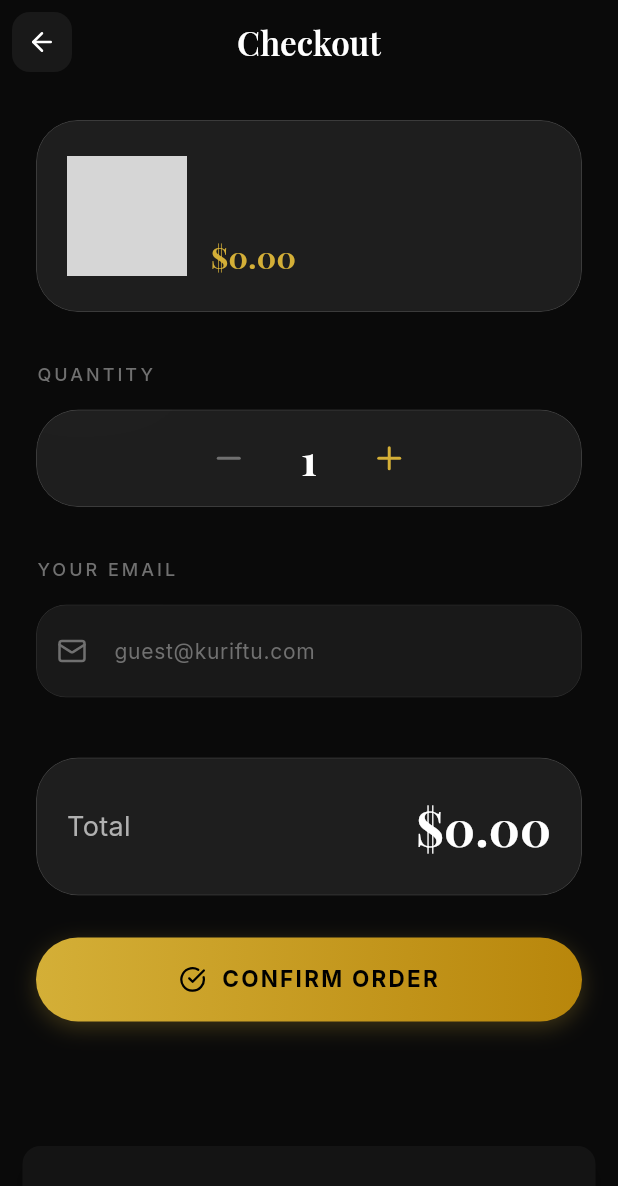
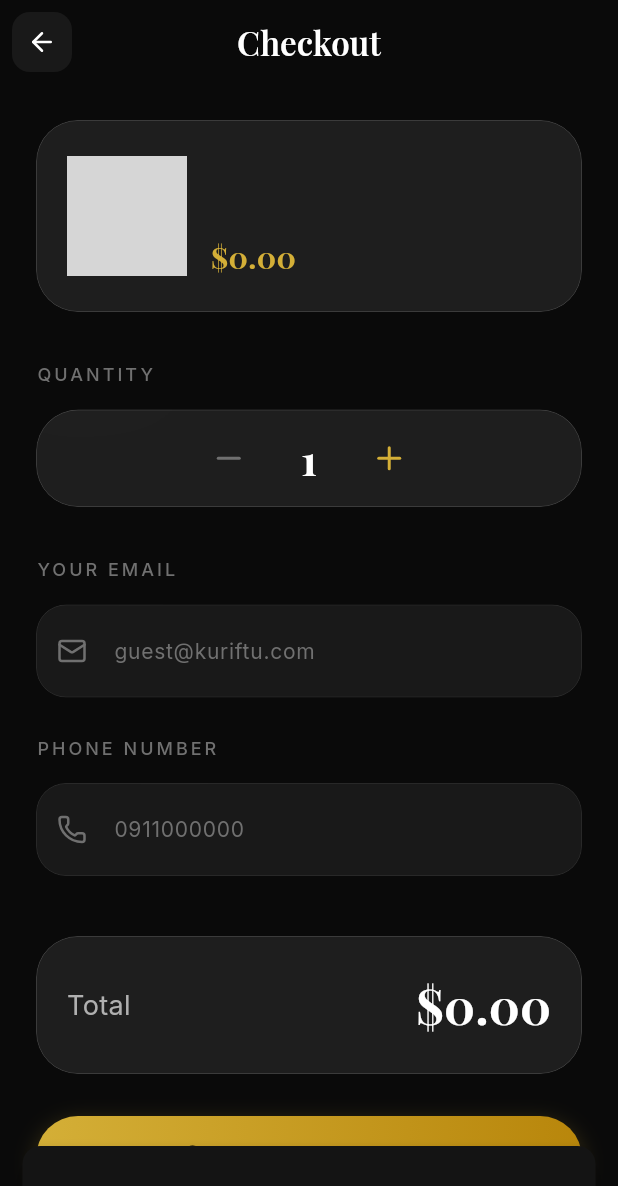
Before and after one commit to mosisafeyissa/Kuriftu-AI-Cultural-Exploration-Platform, a Flutter app: the OrderScreen screen opened directly with empty values, after a tap on "CONFIRM ORDER", on a phone screen of 412 x 824 dp. Shown: the top 1186 px of the screen. Run offline on Flutter 3.47's test engine with Material 3 defaults, Android fonts, the phone set to English and light mode, and no system bars; our stand-ins replace google_fonts, image_picker, lucide_icons, shared_preferences; missing offline and left inert: dart:html, mobile_scanner; accounts and stored records are empty; network calls fail; grey boxes are pictures that could not be loaded.

Commit message:
update frontend/lib/models/order.dart

```diff
--- a/frontend/lib/models/order.dart
+++ b/frontend/lib/models/order.dart
@@ -9,6 +9,7 @@ class Order {
   final String paymentStatus;
   final String? txRef;
   final String? checkoutUrl;
+  final String? phoneNumber;
   final DateTime? createdAt;
 
   const Order({
@@ -22,6 +23,7 @@ class Order {
     this.paymentStatus = 'unpaid',
     this.txRef,
     this.checkoutUrl,
+    this.phoneNumber,
     this.createdAt,
   });
 
@@ -37,6 +39,7 @@ class Order {
         paymentStatus: json['payment_status'] ?? 'unpaid',
         txRef: json['tx_ref'],
         checkoutUrl: json['checkout_url'],
+        phoneNumber: json['phone_number'],
         createdAt: json['created_at'] != null
             ? DateTime.tryParse(json['created_at'])
             : null,
@@ -45,6 +48,7 @@ class Order {
   Map<String, dynamic> toJson() => {
         'artifact': int.tryParse(artifactId) ?? 0,
         'user_email': userEmail,
+        'phone_number': phoneNumber,
         'quantity': quantity,
       };
 
--- a/frontend/lib/screens/order_screen.dart
+++ b/frontend/lib/screens/order_screen.dart
@@ -2,6 +2,7 @@ import 'dart:ui';
 import 'package:flutter/material.dart';
 import 'package:google_fonts/google_fonts.dart';
 import 'package:lucide_icons/lucide_icons.dart';
+import 'dart:html' as html;
 import '../models/artifact.dart';
 import '../theme/app_theme.dart';
 import '../widgets/gold_button.dart';
@@ -23,6 +24,7 @@ class OrderScreen extends StatefulWidget {
 class _OrderScreenState extends State<OrderScreen> {
   int _quantity = 1;
   final _emailController = TextEditingController();
+  final _phoneController = TextEditingController();
   bool _isPlacing = false;
 
   @override
@@ -38,8 +40,14 @@ class _OrderScreenState extends State<OrderScreen> {
 
   Future<void> _placeOrder() async {
     final email = _emailController.text.trim();
+    final phone = _phoneController.text.trim();
+
     if (email.isEmpty || !email.contains('@')) {
       _showSnack('Please enter a valid email address');
+      return;
+    }
+    if (phone.isEmpty) {
+      _showSnack('Please enter your phone number for payment');
       return;
     }
 
@@ -49,11 +57,20 @@ class _OrderScreenState extends State<OrderScreen> {
       final order = await ApiService.createOrder(
         artifactId: widget.artifact.id,
         email: email,
+        phoneNumber: phone,
         quantity: _quantity,
       );
       if (mounted) {
         context.read<NotificationProvider>().addOrderNotification(order.id, widget.artifact.name);
-        _showSuccessDialog();
+
+        // If we have a checkout URL, redirect the user to Chapa
+        if (order.hasCheckoutUrl) {
+          _showSnack('Redirecting to secure payment...');
+          await Future.delayed(const Duration(seconds: 1));
+          html.window.open(order.checkoutUrl!, '_self');
+        } else {
+          _showSuccessDialog();
+        }
       }
     } catch (e) {
       if (mounted) _showSnack('Order failed. Please try again.');
@@ -176,6 +193,7 @@ class _OrderScreenState extends State<OrderScreen> {
   @override
   void dispose() {
     _emailController.dispose();
+    _phoneController.dispose();
     super.dispose();
   }
 
@@ -351,6 +369,63 @@ class _OrderScreenState extends State<OrderScreen> {
                 ),
               ),
             ),
+            const SizedBox(height: 24),
+
+            // Phone Number
+            Text(
+              'PHONE NUMBER',
+              style: KuriftuTheme.labelText.copyWith(letterSpacing: 2),
+            ),
+            const SizedBox(height: 14),
+            ClipRRect(
+              borderRadius: BorderRadius.circular(20),
+              child: BackdropFilter(
+                filter: ImageFilter.blur(sigmaX: 10, sigmaY: 10),
+                child: TextField(
+                  controller: _phoneController,
+                  keyboardType: TextInputType.phone,
+                  style: KuriftuTheme.bodyText.copyWith(
+                    color: KuriftuColors.textPrimary,
+                    fontSize: 16,
+                  ),
+                  decoration: InputDecoration(
+                    hintText: '0911000000',
+                    hintStyle: KuriftuTheme.bodyText.copyWith(
+                      color: KuriftuColors.textMuted,
+                    ),
+                    prefixIcon: const Icon(
+                      LucideIcons.phone,
+                      color: KuriftuColors.textMuted,
+                      size: 20,
+                    ),
+                    filled: true,
+                    fillColor: Colors.white.withValues(alpha: 0.06),
+                    border: OutlineInputBorder(
+                      borderRadius: BorderRadius.circular(20),
+                      borderSide: BorderSide.none,
+                    ),
+                    enabledBorder: OutlineInputBorder(
+                      borderRadius: BorderRadius.circular(20),
+                      borderSide: BorderSide(
+                        color: Colors.white.withValues(alpha: 0.1),
+                        width: 0.5,
+                      ),
+                    ),
+                    focusedBorder: OutlineInputBorder(
+                      borderRadius: BorderRadius.circular(20),
+                      borderSide: const BorderSide(
+                        color: KuriftuColors.gold,
+                        width: 1,
+                      ),
+                    ),
+                    contentPadding: const EdgeInsets.symmetric(
+                      horizontal: 20,
+                      vertical: 18,
+                    ),
+                  ),
+                ),
+              ),
+            ),
             const SizedBox(height: 40),
 
             // Total
--- a/frontend/lib/services/api_service.dart
+++ b/frontend/lib/services/api_service.dart
@@ -234,6 +234,7 @@ class ApiService {
   static Future<Order> createOrder({
     required String artifactId,
     required String email,
+    String? phoneNumber,
     required int quantity,
   }) async {
     if (useMockData) {
@@ -242,6 +243,7 @@ class ApiService {
         id: DateTime.now().millisecondsSinceEpoch.toString(),
         artifactId: artifactId,
         userEmail: email,
+        phoneNumber: phoneNumber,
         quantity: quantity,
         status: 'Pending',
         createdAt: DateTime.now(),
@@ -256,6 +258,7 @@ class ApiService {
         body: jsonEncode({
           'artifact': int.tryParse(artifactId) ?? 0,
           'user_email': email,
+          'phone_number': phoneNumber,
           'quantity': quantity,
         }),
       );
```
Also changed, not shown: 5 other files.
